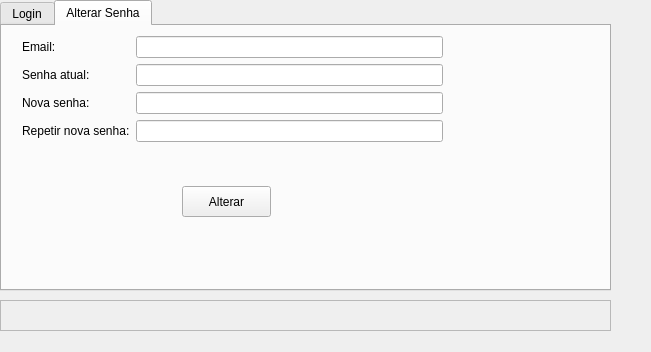
Old version of the form formLogin.ui in the repository noldorj/Personal-Home-Guard.
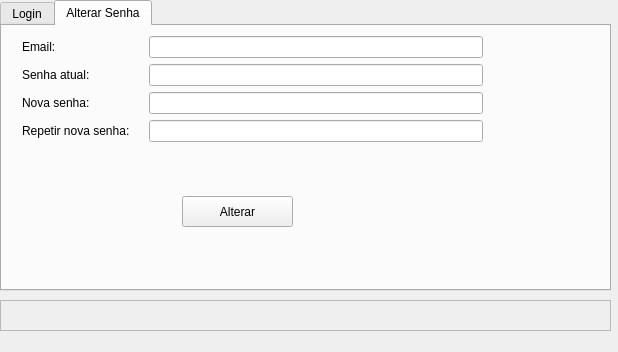
New version of the form. The open tabs and pages were chosen to show the change.

Diff of the .ui file:
```diff
--- a/formLogin.ui
+++ b/formLogin.ui
@@ -9,10 +9,16 @@
    <rect>
     <x>0</x>
     <y>0</y>
-    <width>651</width>
+    <width>618</width>
     <height>352</height>
    </rect>
   </property>
+  <property name="maximumSize">
+   <size>
+    <width>618</width>
+    <height>352</height>
+   </size>
+  </property>
   <property name="windowTitle">
    <string>Dialog</string>
   </property>
@@ -197,7 +203,7 @@
       <rect>
        <x>20</x>
        <y>10</y>
-       <width>421</width>
+       <width>461</width>
        <height>151</height>
       </rect>
      </property>
@@ -240,7 +246,7 @@
       <item row="3" column="0">
        <widget class="QLabel" name="label_5">
         <property name="text">
-         <string>Repetir nova senha:</string>
+         <string>Repetir nova senha:    </string>
         </property>
        </widget>
       </item>
@@ -264,8 +270,8 @@
      <property name="geometry">
       <rect>
        <x>180</x>
-       <y>160</y>
-       <width>89</width>
+       <y>170</y>
+       <width>111</width>
        <height>31</height>
       </rect>
      </property>
```
Left out of the diff: 2 changed lines with no effect on the pictures.
